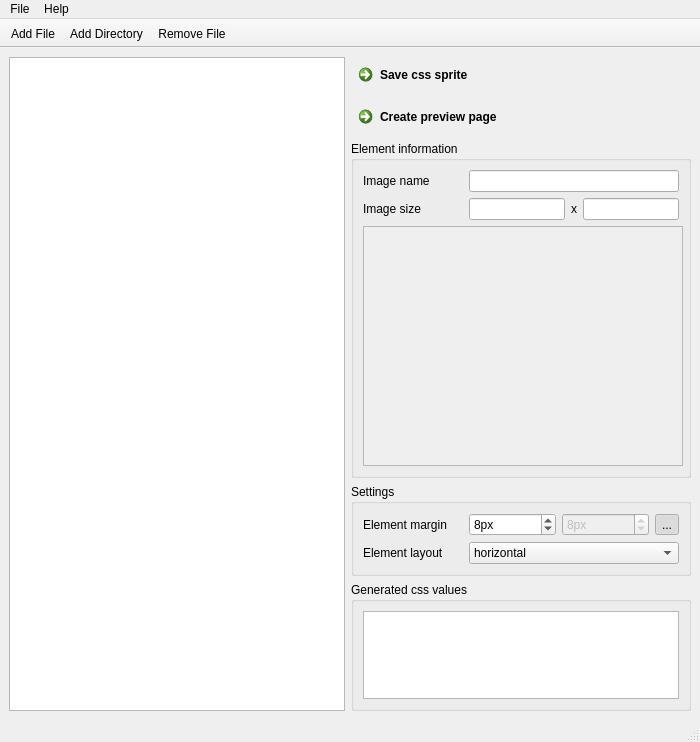
Before: the Qt Designer form src/ui/mainwindow.ui in pcvolkmer/spritegenerator, drawn with Qt 5.
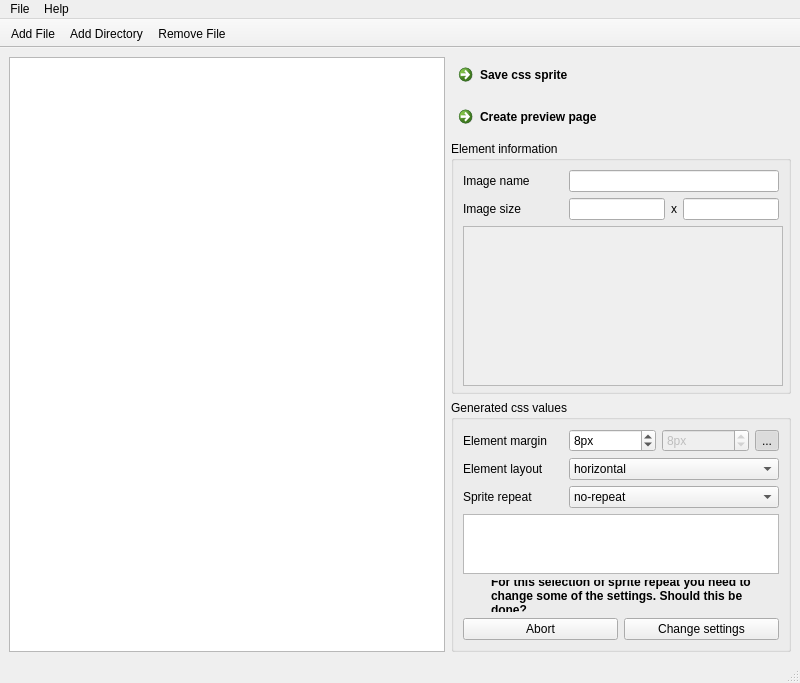
After: the same form once the commit is applied. Icons and pictures are not drawn.

Commit message: Added settings for repeated sprite elements.

Patch:
```diff
--- a/src/ui/mainwindow.ui
+++ b/src/ui/mainwindow.ui
@@ -6,10 +6,16 @@
    <rect>
     <x>0</x>
     <y>0</y>
-    <width>700</width>
-    <height>742</height>
+    <width>800</width>
+    <height>652</height>
    </rect>
   </property>
+  <property name="minimumSize">
+   <size>
+    <width>0</width>
+    <height>0</height>
+   </size>
+  </property>
   <property name="windowTitle">
    <string>SpriteGenerator</string>
   </property>
@@ -18,8 +24,10 @@
     <normaloff>:/images/images/spritegenerator.svg</normaloff>:/images/images/spritegenerator.svg</iconset>
   </property>
   <widget class="QWidget" name="centralwidget">
-   <layout class="QGridLayout" name="gridLayout_4">
+   <layout class="QGridLayout" name="gridLayout_2">
     <item row="0" column="0">
+     <layout class="QHBoxLayout" name="horizontalLayout_5">
+      <item>
      <widget class="QListWidget" name="listWidget">
       <property name="alternatingRowColors">
        <bool>true</bool>
@@ -32,8 +40,8 @@
       </property>
      </widget>
     </item>
-    <item row="0" column="1">
-     <layout class="QVBoxLayout" name="verticalLayout">
+      <item>
+       <layout class="QVBoxLayout" name="verticalLayout_3">
       <item>
        <widget class="QCommandLinkButton" name="createSpriteCommandButton">
         <property name="maximumSize">
@@ -65,6 +73,12 @@
       </item>
       <item>
        <widget class="QGroupBox" name="groupBox_2">
+          <property name="sizePolicy">
+           <sizepolicy hsizetype="Expanding" vsizetype="Expanding">
+            <horstretch>0</horstretch>
+            <verstretch>0</verstretch>
+           </sizepolicy>
+          </property>
         <property name="maximumSize">
          <size>
           <width>340</width>
@@ -74,10 +88,12 @@
         <property name="title">
          <string>Element information</string>
         </property>
-        <layout class="QGridLayout" name="gridLayout_3">
+          <layout class="QGridLayout" name="gridLayout">
          <item row="0" column="0">
-          <layout class="QGridLayout" name="gridLayout_6">
-           <item row="0" column="0">
+            <layout class="QVBoxLayout" name="verticalLayout">
+             <item>
+              <layout class="QHBoxLayout" name="horizontalLayout_3">
+               <item>
             <widget class="QLabel" name="label">
              <property name="minimumSize">
               <size>
@@ -96,7 +112,7 @@
              </property>
             </widget>
            </item>
-           <item row="0" column="1">
+               <item>
             <widget class="QLineEdit" name="fileName">
              <property name="readOnly">
               <bool>true</bool>
@@ -105,9 +121,9 @@
            </item>
           </layout>
          </item>
-         <item row="1" column="0">
-          <layout class="QGridLayout" name="gridLayout_9">
-           <item row="0" column="0">
+             <item>
+              <layout class="QHBoxLayout" name="horizontalLayout_4">
+               <item>
             <widget class="QLabel" name="label_2">
              <property name="minimumSize">
               <size>
@@ -126,21 +142,21 @@
              </property>
             </widget>
            </item>
-           <item row="0" column="1">
+               <item>
             <widget class="QLineEdit" name="imageSizeX">
              <property name="readOnly">
               <bool>true</bool>
              </property>
             </widget>
            </item>
-           <item row="0" column="2">
+               <item>
             <widget class="QLabel" name="label_3">
              <property name="text">
               <string>x</string>
              </property>
             </widget>
            </item>
-           <item row="0" column="3">
+               <item>
             <widget class="QLineEdit" name="imageSizeY">
              <property name="readOnly">
               <bool>true</bool>
@@ -149,35 +165,56 @@
            </item>
           </layout>
          </item>
-         <item row="2" column="0">
+             <item>
           <widget class="QScrollArea" name="scrollArea">
            <property name="minimumSize">
             <size>
              <width>320</width>
-             <height>240</height>
+                 <height>160</height>
             </size>
            </property>
            <property name="maximumSize">
             <size>
              <width>320</width>
-             <height>240</height>
-            </size>
-           </property>
+                 <height>160</height>
+                </size>
+               </property>
+               <property name="frameShadow">
+                <enum>QFrame::Sunken</enum>
+               </property>
            <property name="widgetResizable">
             <bool>true</bool>
            </property>
+               <property name="alignment">
+                <set>Qt::AlignCenter</set>
+               </property>
            <widget class="QWidget" name="scrollAreaWidgetContents">
             <property name="geometry">
              <rect>
               <x>0</x>
               <y>0</y>
               <width>314</width>
-              <height>234</height>
-             </rect>
-            </property>
-            <layout class="QGridLayout" name="gridLayout">
+                  <height>154</height>
+                 </rect>
+                </property>
+                <property name="sizePolicy">
+                 <sizepolicy hsizetype="Expanding" vsizetype="Expanding">
+                  <horstretch>0</horstretch>
+                  <verstretch>0</verstretch>
+                 </sizepolicy>
+                </property>
+                <layout class="QGridLayout" name="gridLayout_3">
+                 <property name="margin">
+                  <number>0</number>
+                 </property>
              <item row="0" column="0">
               <widget class="QLabel" name="elementImageLabel">
+                   <property name="frameShape">
+                    <enum>QFrame::NoFrame</enum>
+                   </property>
+                   <property name="frameShadow">
+                    <enum>QFrame::Sunken</enum>
+                   </property>
                <property name="text">
                 <string/>
                </property>
@@ -191,15 +228,23 @@
           </widget>
          </item>
         </layout>
+           </item>
+          </layout>
        </widget>
       </item>
       <item>
-       <widget class="QGroupBox" name="groupBox_3">
+         <widget class="QGroupBox" name="groupBox">
+          <property name="maximumSize">
+           <size>
+            <width>340</width>
+            <height>16777215</height>
+           </size>
+          </property>
         <property name="title">
-         <string>Settings</string>
-        </property>
-        <layout class="QGridLayout" name="gridLayout_5">
-         <item row="0" column="0">
+           <string>Generated css values</string>
+          </property>
+          <layout class="QVBoxLayout" name="verticalLayout_2">
+           <item>
           <layout class="QGridLayout" name="gridLayout_8">
            <item row="0" column="0">
             <widget class="QLabel" name="label_5">
@@ -222,6 +267,9 @@
            </item>
            <item row="0" column="1">
             <widget class="QSpinBox" name="xMarginSpinBox">
+               <property name="styleSheet">
+                <string notr="true"/>
+               </property>
              <property name="suffix">
               <string>px</string>
              </property>
@@ -269,7 +317,7 @@
            </item>
           </layout>
          </item>
-         <item row="1" column="0">
+           <item>
           <layout class="QGridLayout" name="gridLayout_7">
            <item row="0" column="0">
             <widget class="QLabel" name="label_4">
@@ -306,22 +354,49 @@
            </item>
           </layout>
          </item>
-        </layout>
-       </widget>
-      </item>
       <item>
-       <widget class="QGroupBox" name="groupBox">
+            <layout class="QGridLayout" name="gridLayout_10">
+             <item row="0" column="0">
+              <widget class="QLabel" name="label_6">
+               <property name="minimumSize">
+                <size>
+                 <width>100</width>
+                 <height>0</height>
+                </size>
+               </property>
         <property name="maximumSize">
          <size>
-          <width>340</width>
+                 <width>100</width>
           <height>16777215</height>
          </size>
         </property>
-        <property name="title">
-         <string>Generated css values</string>
-        </property>
-        <layout class="QGridLayout" name="gridLayout_2">
-         <item row="0" column="0">
+               <property name="text">
+                <string>Sprite repeat</string>
+               </property>
+              </widget>
+             </item>
+             <item row="0" column="1">
+              <widget class="QComboBox" name="spriteRepeatComboBox">
+               <item>
+                <property name="text">
+                 <string>no-repeat</string>
+                </property>
+               </item>
+               <item>
+                <property name="text">
+                 <string>repeat-x</string>
+                </property>
+               </item>
+               <item>
+                <property name="text">
+                 <string>repeat-y</string>
+                </property>
+               </item>
+              </widget>
+             </item>
+            </layout>
+           </item>
+           <item>
           <widget class="QTextBrowser" name="resultingCssTextBrowser">
            <property name="font">
             <font>
@@ -330,6 +405,93 @@
            </property>
           </widget>
          </item>
+           <item>
+            <widget class="QWidget" name="repeatSettingsInfoWidget" native="true">
+             <property name="enabled">
+              <bool>true</bool>
+             </property>
+             <layout class="QGridLayout" name="gridLayout_11">
+              <property name="margin">
+               <number>0</number>
+              </property>
+              <item row="0" column="0">
+               <layout class="QHBoxLayout" name="horizontalLayout_2">
+                <item>
+                 <widget class="QLabel" name="label_8">
+                  <property name="minimumSize">
+                   <size>
+                    <width>22</width>
+                    <height>22</height>
+                   </size>
+                  </property>
+                  <property name="maximumSize">
+                   <size>
+                    <width>22</width>
+                    <height>22</height>
+                   </size>
+                  </property>
+                  <property name="text">
+                   <string/>
+                  </property>
+                  <property name="pixmap">
+                   <pixmap resource="../resources/resources.qrc">:/images/images/22x22/task-attention.png</pixmap>
+                  </property>
+                  <property name="scaledContents">
+                   <bool>false</bool>
+                  </property>
+                 </widget>
+                </item>
+                <item>
+                 <widget class="QLabel" name="label_7">
+                  <property name="font">
+                   <font>
+                    <weight>75</weight>
+                    <bold>true</bold>
+                   </font>
+                  </property>
+                  <property name="text">
+                   <string>For this selection of sprite repeat you need to change some of the settings. Should this be done?</string>
+                  </property>
+                  <property name="scaledContents">
+                   <bool>false</bool>
+                  </property>
+                  <property name="wordWrap">
+                   <bool>true</bool>
+                  </property>
+                  <property name="margin">
+                   <number>4</number>
+                  </property>
+                 </widget>
+                </item>
+               </layout>
+              </item>
+              <item row="1" column="0">
+               <layout class="QHBoxLayout" name="horizontalLayout">
+                <item>
+                 <widget class="QPushButton" name="abortChangeSettingsButton">
+                  <property name="text">
+                   <string>Abort</string>
+                  </property>
+                 </widget>
+                </item>
+                <item>
+                 <widget class="QPushButton" name="changeSettingsButton">
+                  <property name="text">
+                   <string>Change settings</string>
+                  </property>
+                  <property name="autoDefault">
+                   <bool>true</bool>
+                  </property>
+                  <property name="default">
+                   <bool>false</bool>
+                  </property>
+                 </widget>
+                </item>
+               </layout>
+              </item>
+             </layout>
+            </widget>
+           </item>
         </layout>
        </widget>
       </item>
@@ -349,13 +511,15 @@
      </layout>
     </item>
    </layout>
+    </item>
+   </layout>
   </widget>
   <widget class="QMenuBar" name="menubar">
    <property name="geometry">
     <rect>
      <x>0</x>
      <y>0</y>
-     <width>700</width>
+     <width>800</width>
      <height>19</height>
     </rect>
    </property>
```
Left out of the diff: 5 changed lines with no effect on the pictures. Lines whose indentation alone changed are shown as unchanged. The commit also changes 6 other files.
